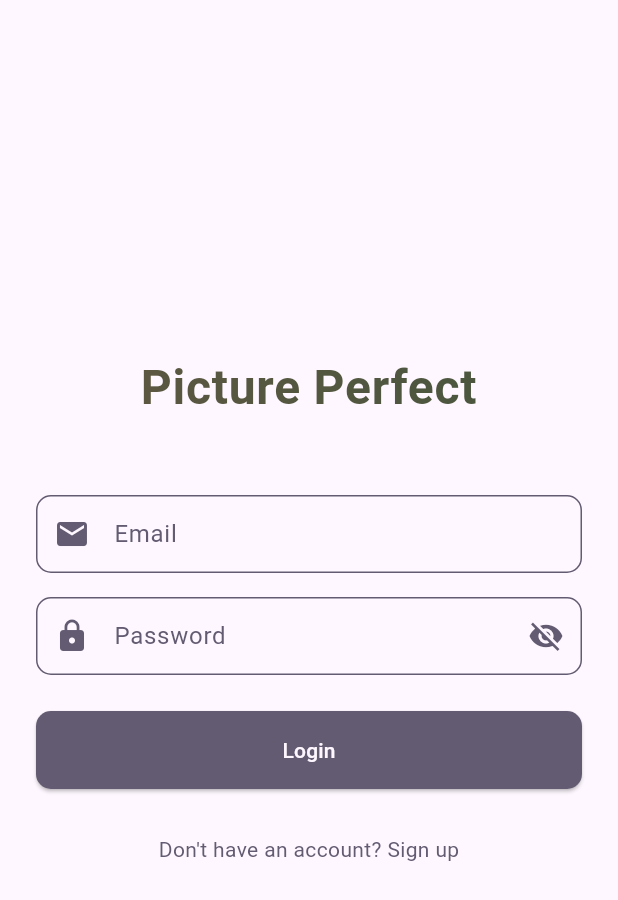
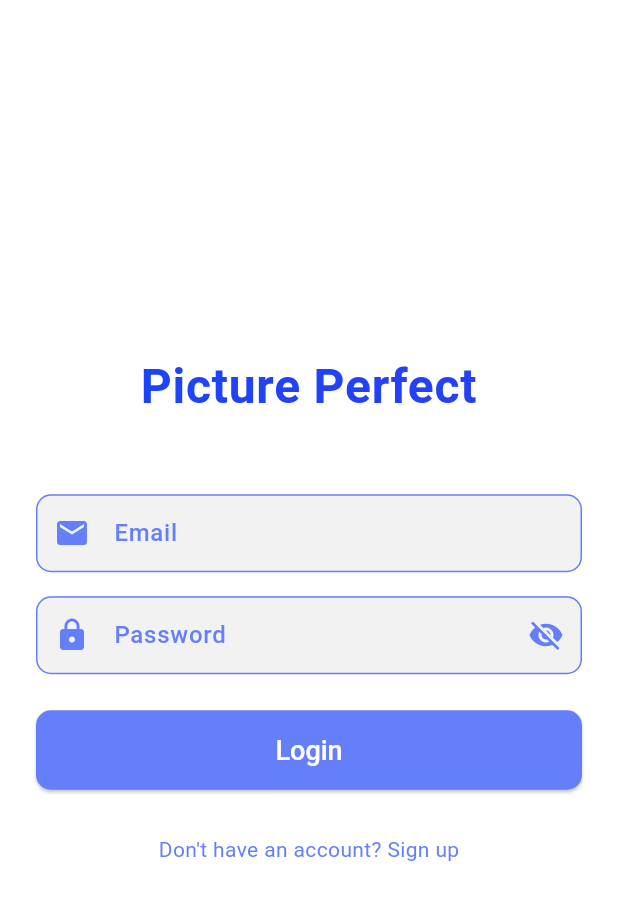
Before and after one commit to dhar135/picture-perfect, a Flutter app: the screen it shows after launch, on a phone screen of 412 x 824 dp. Shown: the top 900 px of the screen. Run offline on Flutter 3.47's test engine with Material 3 defaults, Android fonts, the phone set to English and light mode, and no system bars; our stand-ins replace cloud_firestore, firebase_auth, firebase_core, firebase_storage, go_router; accounts and stored records are empty; statements that could not run were skipped.

Commit message:
feat: update app theme with new gradient colors and implement light theme styling

```diff
--- a/picture_perfect/lib/src/core/theme/app_theme.dart
+++ b/picture_perfect/lib/src/core/theme/app_theme.dart
@@ -2,8 +2,8 @@ import 'package:flutter/material.dart';
 
 class AppTheme {
   // Gradient colors
-  static const gradientStart = Color(0xFFFAF594); // Yellow-ish
-  static const gradientEnd = Color(0xFFB9F18D); // Green-ish
+  static const gradientStart = Colors.blueAccent; // Yellow-ish
+  static const gradientEnd = Color(0xFF657FFA); // Blue
 
   // Create gradient
   static const LinearGradient primaryGradient = LinearGradient(
@@ -125,6 +125,118 @@ class AppTheme {
       ),
     ),
   );
+
+  static ThemeData lightTheme = ThemeData(
+    brightness: Brightness.light,
+    scaffoldBackgroundColor: Colors.white,
+
+    // Color Scheme
+    colorScheme: ColorScheme.light(
+      surface: Colors.white,
+      primary: gradientStart,
+      secondary: gradientEnd,
+      onPrimary: Colors.white,
+      onSecondary: Colors.white,
+      onSurface: Colors.black.withOpacity(0.7),
+    ),
+
+    // Text Theme
+    textTheme: TextTheme(
+      displayLarge: TextStyle(
+        fontSize: 64,
+        fontWeight: FontWeight.bold,
+        color: Colors.black,
+        height: 1.2,
+      ),
+      displayMedium: TextStyle(
+        fontSize: 24,
+        color: Colors.black.withOpacity(0.7),
+        height: 1.5,
+      ),
+      titleLarge: const TextStyle(
+        fontSize: 28,
+        fontWeight: FontWeight.w600,
+      ),
+      bodyLarge: TextStyle(
+        fontSize: 16,
+        color: Colors.black.withOpacity(0.7),
+        fontWeight: FontWeight.w500,
+      ),
+      bodyMedium: TextStyle(
+        fontSize: 14,
+        color: Colors.black.withOpacity(0.5),
+      ),
+    ),
+
+    // AppBar Theme
+    appBarTheme: AppBarTheme(
+      backgroundColor: Colors.transparent,
+      elevation: 0,
+      titleTextStyle: const TextStyle(
+          fontSize: 28, fontWeight: FontWeight.w600, color: Colors.black),
+      iconTheme: IconThemeData(
+        color: Colors.black.withOpacity(0.7),
+      ),
+    ),
+
+    // Button Theme
+    elevatedButtonTheme: ElevatedButtonThemeData(
+      style: ElevatedButton.styleFrom(
+        backgroundColor: Colors.black,
+        foregroundColor: Colors.white,
+        padding: const EdgeInsets.symmetric(
+          horizontal: 32,
+          vertical: 16,
+        ),
+        shape: RoundedRectangleBorder(
+          borderRadius: BorderRadius.circular(8),
+        ),
+        textStyle: const TextStyle(
+          fontSize: 18,
+          fontWeight: FontWeight.w500,
+        ),
+      ),
+    ),
+
+    // Text Button Theme
+    textButtonTheme: TextButtonThemeData(
+      style: TextButton.styleFrom(
+        foregroundColor: Colors.black.withOpacity(0.7),
+        textStyle: const TextStyle(
+          fontSize: 16,
+          fontWeight: FontWeight.w500,
+        ),
+      ),
+    ),
+
+    // Input Decoration Theme
+    inputDecorationTheme: InputDecorationTheme(
+      border: OutlineInputBorder(
+        borderRadius: BorderRadius.circular(8),
+        borderSide: BorderSide(
+          color: Colors.black.withOpacity(0.1),
+        ),
+      ),
+      enabledBorder: OutlineInputBorder(
+        borderRadius: BorderRadius.circular(8),
+        borderSide: BorderSide(
+          color: Colors.black.withOpacity(0.1),
+        ),
+      ),
+      focusedBorder: OutlineInputBorder(
+        borderRadius: BorderRadius.circular(8),
+        borderSide: const BorderSide(
+          color: gradientEnd,
+          width: 2,
+        ),
+      ),
+      filled: true,
+      fillColor: Colors.black.withOpacity(0.05),
+      labelStyle: TextStyle(
+        color: Colors.black.withOpacity(0.7),
+      ),
+    ),
+  );
 }
 
 // Utility functions for common styling patterns
```
